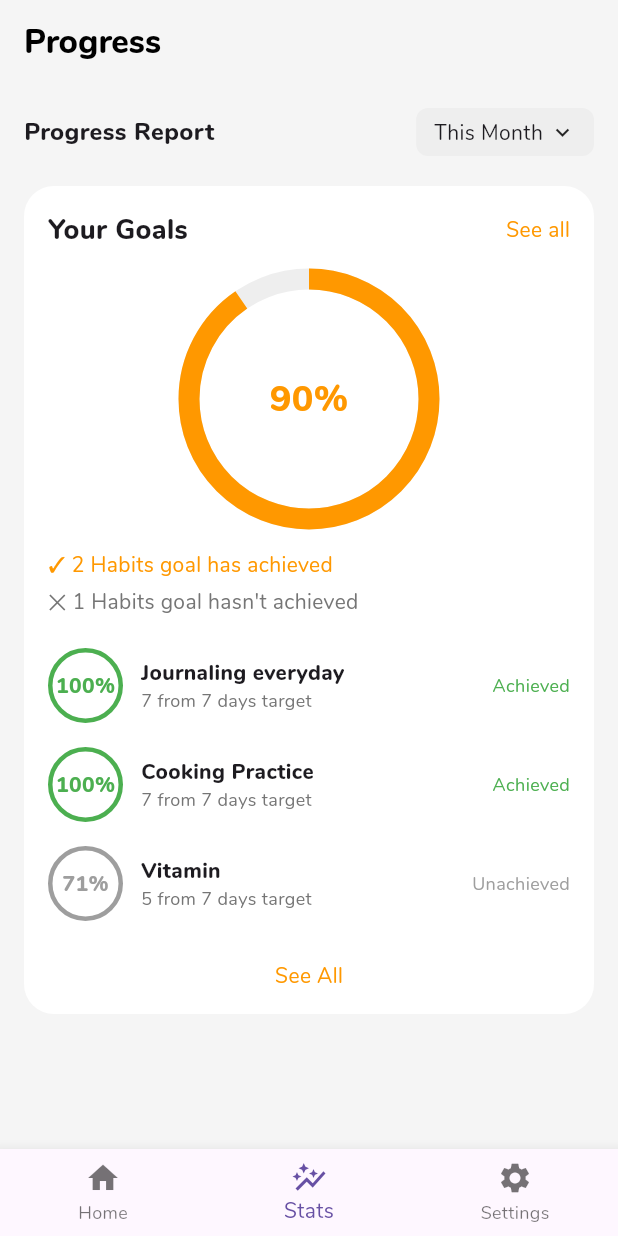
After one commit to Aditya41150/HABITA---Habit-tracker-app, a Flutter app: the screen it shows after launch, item 2 of the bottom bar chosen, on a phone screen of 412 x 824 dp. The commit adds this screen. Run offline on Flutter 3.47's test engine with Material 3 defaults, Android fonts, the phone set to English and light mode, and no system bars; our stand-ins replace device_preview.

Commit message:
Implement HomeScreen with bottom navigation and add Progress and Settings pages

```diff
--- a/lib/pages/homeScreen.dart
+++ b/lib/pages/homeScreen.dart
@@ -1,4 +1,6 @@
 import 'package:flutter/material.dart';
+import 'package:habita/pages/screens/progressScreen.dart';
+import 'package:habita/pages/screens/settings.dart';
 import 'package:intl/intl.dart';
 
 class HomeScreen extends StatefulWidget {
@@ -9,6 +11,14 @@ class HomeScreen extends StatefulWidget {
 }
 
 class _HomeScreenState extends State<HomeScreen> {
+  int _selectedIndex = 0;
+
+  void _navigateBottomBar(int index) {
+    setState(() {
+      _selectedIndex = index;
+    });
+  }
+
   final Map<String, bool> habits = {
     'Morning Exercise': true,
     'Read a Book': true,
@@ -48,6 +58,8 @@ class _HomeScreenState extends State<HomeScreen> {
 
   @override
   Widget build(BuildContext context) {
+    // 1. Define the Home UI as a separate Widget with its own Scaffold and AppBar
+    Widget habitHome() {
       String today = DateFormat('EEEE, d MMMM yyyy').format(DateTime.now());
       int completedCount = habits.values.where((v) => v).length;
 
@@ -231,7 +243,10 @@ class _HomeScreenState extends State<HomeScreen> {
                 Spacer(),
                 Padding(
                   padding: EdgeInsets.all(10),
-                child: Text('See all', style: TextStyle(color: Colors.orange)),
+                  child: Text(
+                    'See all',
+                    style: TextStyle(color: Colors.orange),
+                  ),
                 ),
               ],
             ),
@@ -249,7 +264,23 @@ class _HomeScreenState extends State<HomeScreen> {
           onPressed: _addHabit,
           child: const Icon(Icons.add),
         ),
+      );
+    }
+
+    // 2. Navigation Pages
+    final List<Widget> pages = [
+      habitHome(), // Index 0
+      const ProgressPage(), // Index 1
+      Settings(), // ind 2
+    ];
+
+    // 3. Main Shell (only holds the Bottom Bar and current Page)
+    return Scaffold(
+      body: pages[_selectedIndex],
       bottomNavigationBar: BottomNavigationBar(
+        currentIndex: _selectedIndex,
+        onTap: _navigateBottomBar,
+        type: BottomNavigationBarType.fixed,
         items: const [
           BottomNavigationBarItem(icon: Icon(Icons.home), label: 'Home'),
           BottomNavigationBarItem(
--- /dev/null
+++ b/lib/pages/screens/progressScreen.dart
@@ -0,0 +1,287 @@
+import 'package:flutter/material.dart';
+
+/// ---------------------------
+/// Habit Model
+/// ---------------------------
+class Habit {
+  final String title;
+  final int completedDays;
+  final int totalDays;
+
+  Habit({
+    required this.title,
+    required this.completedDays,
+    required this.totalDays,
+  });
+
+  double get progress => completedDays / totalDays;
+
+  bool get isAchieved => completedDays == totalDays;
+}
+
+/// ---------------------------
+/// Progress Page
+/// ---------------------------
+class ProgressPage extends StatefulWidget {
+  const ProgressPage({super.key});
+
+  @override
+  State<ProgressPage> createState() => _ProgressPageState();
+}
+
+class _ProgressPageState extends State<ProgressPage> {
+  /// Dynamic Habit Data
+  final List<Habit> habits = [
+    Habit(title: "Journaling everyday", completedDays: 7, totalDays: 7),
+    Habit(title: "Cooking Practice", completedDays: 7, totalDays: 7),
+    Habit(title: "Vitamin", completedDays: 5, totalDays: 7),
+  ];
+
+  /// Calculate Overall Progress
+  double get overallProgress {
+    int totalCompleted = habits.fold(
+      0,
+      (sum, habit) => sum + habit.completedDays,
+    );
+    int totalTarget = habits.fold(0, (sum, habit) => sum + habit.totalDays);
+
+    if (totalTarget == 0) return 0;
+
+    return totalCompleted / totalTarget;
+  }
+
+  /// Count Achieved
+  int get achievedCount => habits.where((habit) => habit.isAchieved).length;
+
+  /// Count Unachieved
+  int get unachievedCount => habits.where((habit) => !habit.isAchieved).length;
+
+  @override
+  Widget build(BuildContext context) {
+    return Scaffold(
+      backgroundColor: const Color(0xFFF5F5F5),
+
+      appBar: AppBar(
+        backgroundColor: Colors.transparent,
+        elevation: 0,
+        title: const Text(
+          "Progress",
+          style: TextStyle(
+            color: Colors.black,
+            fontWeight: FontWeight.bold,
+            fontSize: 22,
+          ),
+        ),
+      ),
+
+      body: SingleChildScrollView(
+        padding: const EdgeInsets.all(16),
+        child: Column(
+          crossAxisAlignment: CrossAxisAlignment.start,
+          children: [
+            /// Progress Report Row
+            Row(
+              mainAxisAlignment: MainAxisAlignment.spaceBetween,
+              children: [
+                const Text(
+                  "Progress Report",
+                  style: TextStyle(fontWeight: FontWeight.w600, fontSize: 16),
+                ),
+                Container(
+                  padding: const EdgeInsets.symmetric(
+                    horizontal: 12,
+                    vertical: 6,
+                  ),
+                  decoration: BoxDecoration(
+                    color: Colors.grey.shade200,
+                    borderRadius: BorderRadius.circular(8),
+                  ),
+                  child: const Row(
+                    children: [
+                      Text("This Month"),
+                      SizedBox(width: 4),
+                      Icon(Icons.keyboard_arrow_down, size: 18),
+                    ],
+                  ),
+                ),
+              ],
+            ),
+
+            const SizedBox(height: 20),
+
+            /// Main Card
+            Container(
+              padding: const EdgeInsets.all(16),
+              decoration: BoxDecoration(
+                color: Colors.white,
+                borderRadius: BorderRadius.circular(20),
+              ),
+              child: Column(
+                crossAxisAlignment: CrossAxisAlignment.start,
+                children: [
+                  /// Header
+                  Row(
+                    mainAxisAlignment: MainAxisAlignment.spaceBetween,
+                    children: const [
+                      Text(
+                        "Your Goals",
+                        style: TextStyle(
+                          fontWeight: FontWeight.bold,
+                          fontSize: 18,
+                        ),
+                      ),
+                      Text(
+                        "See all",
+                        style: TextStyle(
+                          color: Colors.orange,
+                          fontWeight: FontWeight.w500,
+                        ),
+                      ),
+                    ],
+                  ),
+
+                  const SizedBox(height: 20),
+
+                  /// Dynamic Circular Progress
+                  Center(
+                    child: Stack(
+                      alignment: Alignment.center,
+                      children: [
+                        SizedBox(
+                          width: 160,
+                          height: 160,
+                          child: CircularProgressIndicator(
+                            value: overallProgress,
+                            strokeWidth: 14,
+                            backgroundColor: Colors.grey.shade200,
+                            valueColor: const AlwaysStoppedAnimation<Color>(
+                              Colors.orange,
+                            ),
+                          ),
+                        ),
+                        Text(
+                          "${(overallProgress * 100).toInt()}%",
+                          style: const TextStyle(
+                            fontSize: 24,
+                            fontWeight: FontWeight.bold,
+                            color: Colors.orange,
+                          ),
+                        ),
+                      ],
+                    ),
+                  ),
+
+                  const SizedBox(height: 20),
+
+                  /// Dynamic Summary
+                  Text(
+                    "✓ $achievedCount Habits goal has achieved",
+                    style: const TextStyle(
+                      color: Colors.orange,
+                      fontWeight: FontWeight.w500,
+                    ),
+                  ),
+                  const SizedBox(height: 4),
+                  Text(
+                    "✕ $unachievedCount Habits goal hasn't achieved",
+                    style: TextStyle(color: Colors.grey.shade600),
+                  ),
+
+                  const SizedBox(height: 20),
+
+                  /// Dynamic Habit List
+                  ...habits.map((habit) {
+                    return _goalItem(
+                      percent: (habit.progress * 100).toInt(),
+                      title: habit.title,
+                      subtitle:
+                          "${habit.completedDays} from ${habit.totalDays} days target",
+                      achieved: habit.isAchieved,
+                    );
+                  }).toList(),
+
+                  const SizedBox(height: 10),
+
+                  const Center(
+                    child: Text(
+                      "See All",
+                      style: TextStyle(
+                        color: Colors.orange,
+                        fontWeight: FontWeight.w500,
+                      ),
+                    ),
+                  ),
+                ],
+              ),
+            ),
+          ],
+        ),
+      ),
+    );
+  }
+
+  /// Goal Item Widget
+  Widget _goalItem({
+    required int percent,
+    required String title,
+    required String subtitle,
+    required bool achieved,
+  }) {
+    return Padding(
+      padding: const EdgeInsets.only(bottom: 16),
+      child: Row(
+        children: [
+          /// Percentage Circle
+          Container(
+            width: 50,
+            height: 50,
+            decoration: BoxDecoration(
+              shape: BoxShape.circle,
+              border: Border.all(
+                color: achieved ? Colors.green : Colors.grey,
+                width: 3,
+              ),
+            ),
+            alignment: Alignment.center,
+            child: Text(
+              "$percent%",
+              style: TextStyle(
+                color: achieved ? Colors.green : Colors.grey,
+                fontWeight: FontWeight.bold,
+              ),
+            ),
+          ),
+
+          const SizedBox(width: 12),
+
+          /// Text Section
+          Expanded(
+            child: Column(
+              crossAxisAlignment: CrossAxisAlignment.start,
+              children: [
+                Text(
+                  title,
+                  style: const TextStyle(fontWeight: FontWeight.w600),
+                ),
+                Text(
+                  subtitle,
+                  style: TextStyle(color: Colors.grey.shade600, fontSize: 12),
+                ),
+              ],
+            ),
+          ),
+
+          /// Status
+          Text(
+            achieved ? "Achieved" : "Unachieved",
+            style: TextStyle(
+              color: achieved ? Colors.green : Colors.grey,
+              fontSize: 12,
+              fontWeight: FontWeight.w500,
+            ),
+          ),
+        ],
+      ),
+    );
+  }
+}
--- /dev/null
+++ b/lib/pages/screens/settings.dart
@@ -0,0 +1,76 @@
+import 'package:flutter/material.dart';
+
+class Settings extends StatelessWidget {
+  const Settings({super.key});
+
+  @override
+  Widget build(BuildContext context) {
+    return Scaffold(
+      backgroundColor: const Color(0xFFF5F5F5),
+
+      appBar: AppBar(
+        backgroundColor: Colors.transparent,
+        elevation: 0,
+        title: const Text(
+          "Setting",
+          style: TextStyle(
+            color: Colors.black,
+            fontSize: 24,
+            fontWeight: FontWeight.bold,
+          ),
+        ),
+      ),
+
+      body: Padding(
+        padding: const EdgeInsets.all(16),
+        child: Container(
+          decoration: BoxDecoration(
+            color: Colors.white,
+            borderRadius: BorderRadius.circular(20),
+          ),
+          child: Column(
+            mainAxisSize: MainAxisSize.min,
+            children: [
+              _settingsItem("Account", () {}),
+              _divider(),
+
+              _settingsItem("Term and Condition", () {}),
+              _divider(),
+
+              _settingsItem("Policy", () {}),
+              _divider(),
+
+              _settingsItem("About App", () {}),
+            ],
+          ),
+        ),
+      ),
+    );
+  }
+
+  /// Settings Row Item
+  static Widget _settingsItem(String title, VoidCallback onTap) {
+    return InkWell(
+      onTap: onTap,
+      borderRadius: BorderRadius.circular(20),
+      child: Padding(
+        padding: const EdgeInsets.symmetric(horizontal: 20, vertical: 18),
+        child: Row(
+          mainAxisAlignment: MainAxisAlignment.spaceBetween,
+          children: [
+            Text(
+              title,
+              style: const TextStyle(fontSize: 16, fontWeight: FontWeight.w500),
+            ),
+            const Icon(Icons.arrow_forward_ios, size: 16, color: Colors.grey),
+          ],
+        ),
+      ),
+    );
+  }
+
+  /// Divider
+  static Widget _divider() {
+    return Divider(height: 1, thickness: 1, color: Colors.grey.shade200);
+  }
+}
```
Lines whose indentation alone changed are shown as unchanged.
